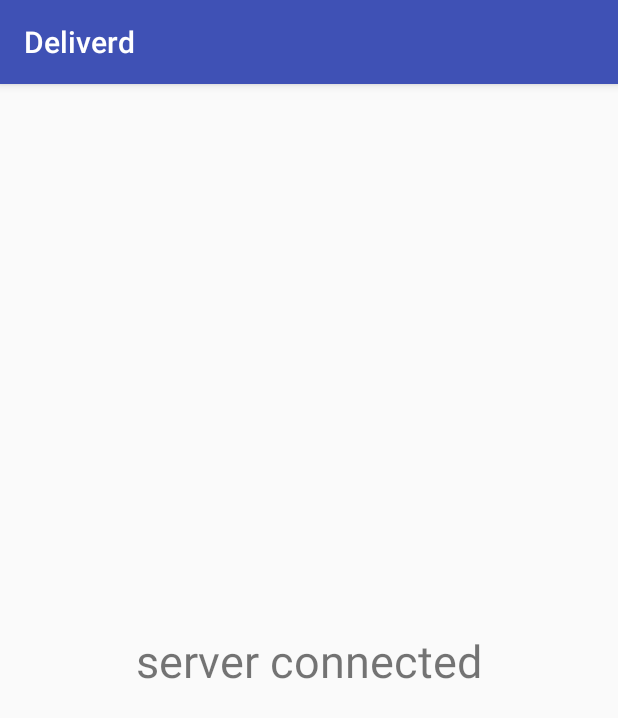
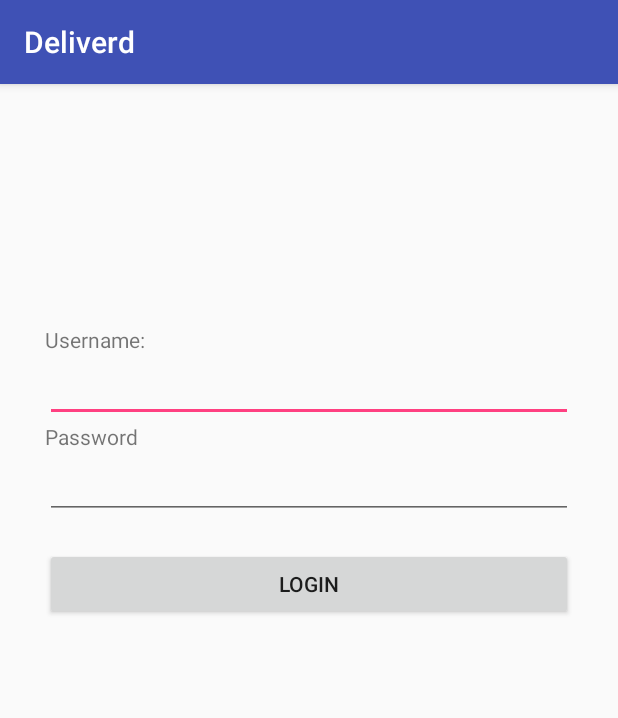
Before and after one commit to Eoghan-K/Deliverd, an Android app: the screen it shows after launch (MainActivity), on a phone screen of 412 x 824 dp. Shown: the top 718 px of the screen. Run offline under Robolectric (Android 15) with nearby library versions, the phone set to English and light mode, and no system bars; libraries missing offline, so code that uses them is left out: com.parse; 12 statements that could not run were skipped.

Commit message:
login view ui

```diff
--- a/app/build.gradle
+++ b/app/build.gradle
@@ -28,4 +28,5 @@ dependencies {
     implementation 'com.parse.bolts:bolts-tasks:1.4.0'
     implementation 'com.parse.bolts:bolts-applinks:1.4.0'
     implementation 'com.parse:parse-android:1.16.6'
+    implementation 'com.android.support:design:26.1.0'
 }
--- a/app/src/main/java/ie/deliverd/MainActivity.java
+++ b/app/src/main/java/ie/deliverd/MainActivity.java
@@ -9,7 +9,7 @@ public class MainActivity extends AppCompatActivity {
     @Override
     protected void onCreate(Bundle savedInstanceState) {
         super.onCreate(savedInstanceState);
-        setContentView(R.layout.activity_main);
+        setContentView(R.layout.login);
 
         ParseAnalytics.trackAppOpenedInBackground(getIntent());
     }
--- a/app/src/main/res/layout/activity_main.xml
+++ /dev/null
@@ -1,20 +0,0 @@
-<?xml version="1.0" encoding="utf-8"?>
-<android.support.constraint.ConstraintLayout xmlns:android="http://schemas.android.com/apk/res/android"
-    xmlns:app="http://schemas.android.com/apk/res-auto"
-    xmlns:tools="http://schemas.android.com/tools"
-    android:layout_width="match_parent"
-    android:layout_height="match_parent"
-    tools:context="ie.deliverd.MainActivity">
-
-    <TextView
-        android:layout_width="wrap_content"
-        android:layout_height="wrap_content"
-        android:text="server connected"
-        android:textSize="30sp"
-        app:layout_constraintBottom_toBottomOf="parent"
-        app:layout_constraintEnd_toEndOf="parent"
-        app:layout_constraintHorizontal_bias="0.5"
-        app:layout_constraintStart_toStartOf="parent"
-        app:layout_constraintTop_toTopOf="parent" />
-
-</android.support.constraint.ConstraintLayout>
--- /dev/null
+++ b/app/src/main/res/layout/login.xml
@@ -0,0 +1,85 @@
+<?xml version="1.0" encoding="utf-8"?>
+<android.support.constraint.ConstraintLayout xmlns:android="http://schemas.android.com/apk/res/android"
+    xmlns:app="http://schemas.android.com/apk/res-auto"
+    xmlns:tools="http://schemas.android.com/tools"
+    android:layout_width="match_parent"
+    android:layout_height="match_parent"
+    tools:context="ie.deliverd.MainActivity">
+
+    <android.support.constraint.ConstraintLayout
+        android:id="@+id/Login"
+        android:layout_width="368dp"
+        android:layout_height="229dp"
+        android:layout_marginBottom="266dp"
+        android:layout_marginEnd="8dp"
+        android:layout_marginStart="8dp"
+        android:layout_marginTop="16dp"
+        app:layout_constraintBottom_toBottomOf="parent"
+        app:layout_constraintEnd_toEndOf="parent"
+        app:layout_constraintStart_toStartOf="parent"
+        app:layout_constraintTop_toTopOf="parent">
+
+        <EditText
+            android:id="@+id/usernameFld"
+            android:layout_width="352dp"
+            android:layout_height="wrap_content"
+            android:layout_marginEnd="8dp"
+            android:layout_marginStart="8dp"
+            android:ems="10"
+            android:inputType="textPersonName"
+            app:layout_constraintEnd_toEndOf="parent"
+            app:layout_constraintStart_toStartOf="parent"
+            app:layout_constraintTop_toBottomOf="@+id/usernameLbl" />
+
+        <TextView
+            android:id="@+id/usernameLbl"
+            android:layout_width="352dp"
+            android:layout_height="wrap_content"
+            android:layout_marginEnd="8dp"
+            android:layout_marginStart="8dp"
+            android:layout_marginTop="16dp"
+            android:text="Username:"
+            app:layout_constraintEnd_toEndOf="parent"
+            app:layout_constraintStart_toStartOf="parent"
+            app:layout_constraintTop_toTopOf="parent" />
+
+        <EditText
+            android:id="@+id/passwordFld"
+            android:layout_width="352dp"
+            android:layout_height="wrap_content"
+            android:layout_marginEnd="8dp"
+            android:layout_marginStart="8dp"
+            android:ems="10"
+            android:inputType="textPassword"
+            app:layout_constraintEnd_toEndOf="parent"
+            app:layout_constraintStart_toStartOf="parent"
+            app:layout_constraintTop_toBottomOf="@+id/passwordLbl" />
+
+        <TextView
+            android:id="@+id/passwordLbl"
+            android:layout_width="352dp"
+            android:layout_height="wrap_content"
+            android:layout_marginEnd="8dp"
+            android:layout_marginStart="8dp"
+            android:text="Password"
+            app:layout_constraintEnd_toEndOf="parent"
+            app:layout_constraintStart_toStartOf="parent"
+            app:layout_constraintTop_toBottomOf="@+id/usernameFld" />
+
+        <Button
+            android:id="@+id/loginBtn"
+            android:layout_width="352dp"
+            android:layout_height="wrap_content"
+            android:layout_marginBottom="17dp"
+            android:layout_marginEnd="8dp"
+            android:layout_marginStart="8dp"
+            android:layout_marginTop="20dp"
+            android:elevation="0dp"
+            android:text="Login"
+            app:layout_constraintBottom_toBottomOf="parent"
+            app:layout_constraintEnd_toEndOf="parent"
+            app:layout_constraintStart_toStartOf="parent"
+            app:layout_constraintTop_toBottomOf="@+id/passwordFld" />
+    </android.support.constraint.ConstraintLayout>
+
+</android.support.constraint.ConstraintLayout>
```
Also changed, not shown: app/src/main/res/layout/signup.xml (added, +85 -0 lines).
